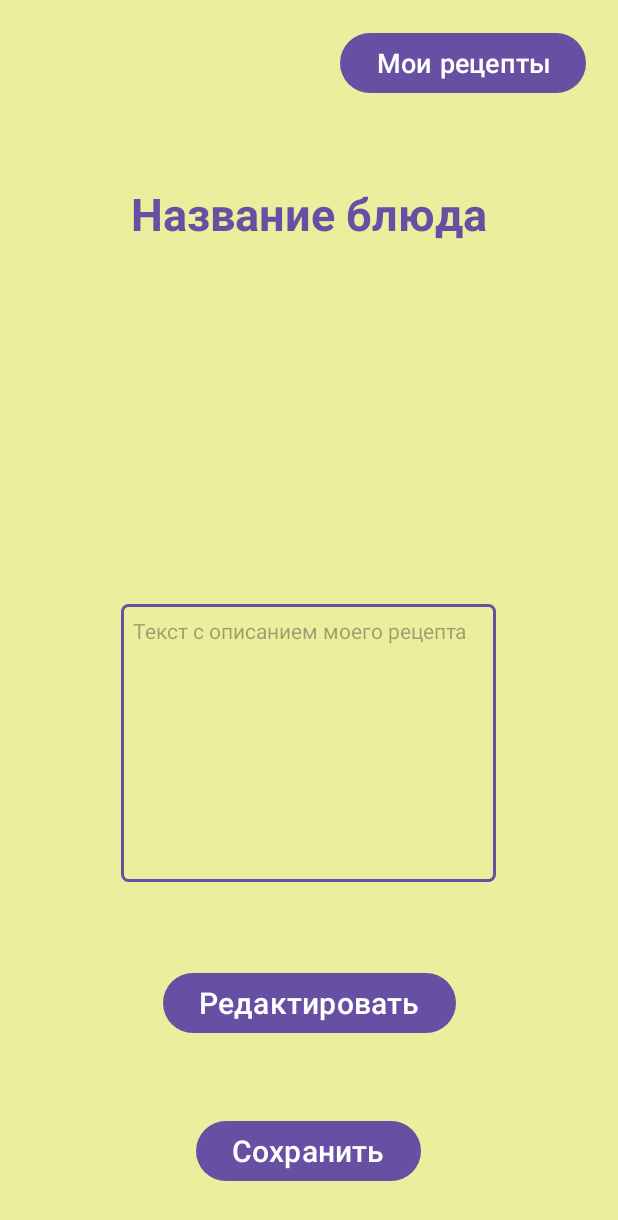
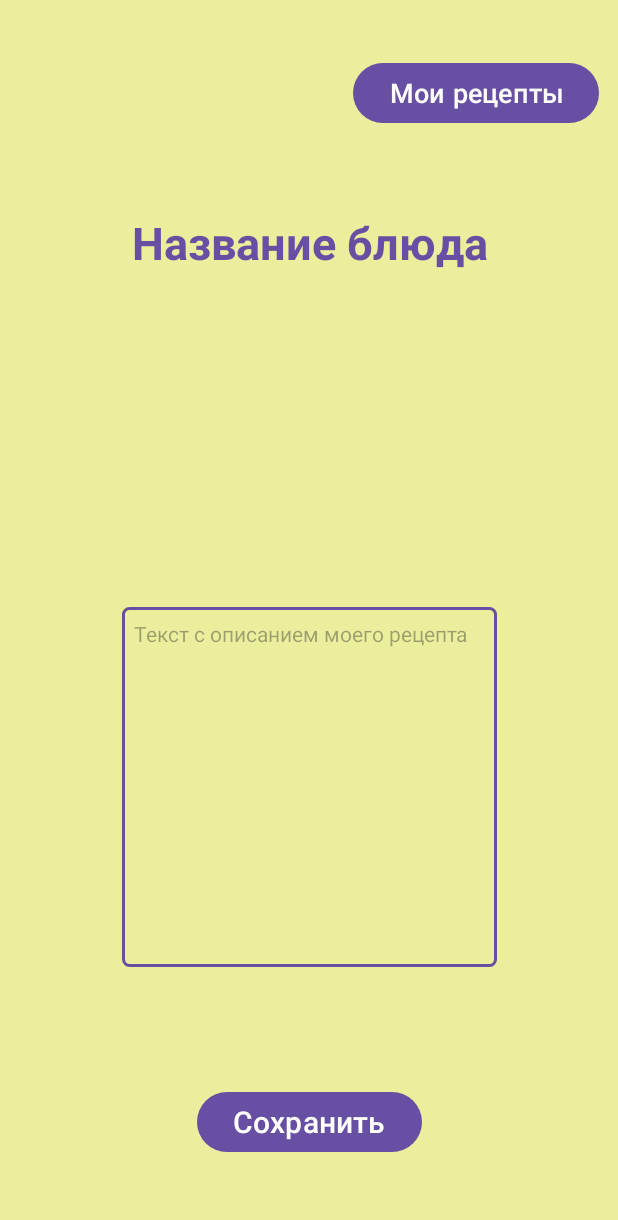
Before and after one commit to Diminasss/recipe, an Android app: the ViewRecipesActivity screen opened directly, with no data from a screen before it, on a phone screen of 412 x 824 dp. Shown: the top 1220 px of the screen. Run offline under Robolectric (Android 15) with nearby library versions, the phone set to English and light mode, and no system bars.

Commit message:
Отображение рецепта сделано с полосочками

```diff
--- a/app/src/main/res/layout/activity_view_recipes.xml
+++ b/app/src/main/res/layout/activity_view_recipes.xml
@@ -8,6 +8,20 @@
     android:orientation="vertical"
     android:background="#92DEE853"
     tools:context=".ViewRecipesActivity">
+
+    <androidx.constraintlayout.widget.Guideline
+        android:id="@+id/guidelinetHigh"
+        android:layout_width="wrap_content"
+        android:layout_height="wrap_content"
+        android:orientation="horizontal"
+        app:layout_constraintGuide_percent="0.15" />
+
+    <androidx.constraintlayout.widget.Guideline
+        android:id="@+id/guidelineDown"
+        android:layout_width="wrap_content"
+        android:layout_height="wrap_content"
+        android:orientation="horizontal"
+        app:layout_constraintGuide_percent="0.85" />
 
 
     <TextView
@@ -22,10 +36,10 @@
         android:textStyle="bold"
         app:layout_constraintBottom_toBottomOf="parent"
         app:layout_constraintEnd_toEndOf="parent"
+        app:layout_constraintHorizontal_bias="0.503"
         app:layout_constraintStart_toStartOf="parent"
-        app:layout_constraintTop_toTopOf="parent"
-        app:layout_constraintVertical_bias="0.156" />
-
+        app:layout_constraintTop_toTopOf="@+id/guidelinetHigh"
+        app:layout_constraintVertical_bias="0.027" />
 
     <ImageView
         android:id="@+id/imagerec"
@@ -34,28 +48,30 @@
         android:layout_gravity="center"
         app:layout_constraintBottom_toBottomOf="parent"
         app:layout_constraintEnd_toEndOf="parent"
-        app:layout_constraintHorizontal_bias="0.496"
+        app:layout_constraintHorizontal_bias="0.5"
         app:layout_constraintStart_toStartOf="parent"
-        app:layout_constraintTop_toTopOf="parent"
-        app:layout_constraintVertical_bias="0.308"
+        app:layout_constraintTop_toTopOf="@+id/guidelinetHigh"
+        app:layout_constraintVertical_bias="0.148"
         tools:srcCompat="@tools:sample/avatars" />
 
     <EditText
         android:id="@+id/description"
         android:layout_width="250dp"
-        android:layout_height="185dp"
+        android:layout_height="240dp"
         android:layout_marginTop="24dp"
         android:background="@drawable/edittext_border"
         android:ems="10"
         android:gravity="left|top"
         android:hint="Текст с описанием моего рецепта"
+        android:inputType="date"
         android:padding="8dp"
         android:textSize="14dp"
-        android:inputType="date"
+        app:layout_constraintBottom_toTopOf="@+id/guidelineDown"
         app:layout_constraintEnd_toEndOf="parent"
-        app:layout_constraintHorizontal_bias="0.496"
+        app:layout_constraintHorizontal_bias="0.5"
         app:layout_constraintStart_toStartOf="parent"
-        app:layout_constraintTop_toBottomOf="@+id/imagerec" />
+        app:layout_constraintTop_toBottomOf="@+id/imagerec"
+        app:layout_constraintVertical_bias="0.0" />
 
     <Button
         android:id="@+id/myrecipes"
@@ -63,42 +79,27 @@
         android:layout_height="wrap_content"
         android:text="Мои рецепты"
         android:textSize="18dp"
-        app:layout_constraintBottom_toBottomOf="parent"
+        app:layout_constraintBottom_toTopOf="@+id/guidelinetHigh"
         app:layout_constraintEnd_toEndOf="parent"
-        app:layout_constraintHorizontal_bias="0.913"
+        app:layout_constraintHorizontal_bias="0.95"
         app:layout_constraintStart_toStartOf="parent"
         app:layout_constraintTop_toTopOf="parent"
-        app:layout_constraintVertical_bias="0.023" />
-
-    <Button
-        android:id="@+id/redRecipe"
-        android:layout_width="wrap_content"
-        android:layout_height="wrap_content"
-        android:layout_marginBottom="32dp"
-        android:text="Редактировать"
-        android:textAlignment="center"
-        android:textSize="20sp"
-        app:layout_constraintBottom_toBottomOf="parent"
-        app:layout_constraintEnd_toEndOf="parent"
-        app:layout_constraintStart_toStartOf="parent"
-        app:layout_constraintTop_toBottomOf="@+id/description"
-        app:layout_constraintVertical_bias="0.362" />
+        app:layout_constraintVertical_bias="0.5" />
 
     <Button
         android:id="@+id/nextRecipeList"
         android:layout_width="wrap_content"
         android:layout_height="wrap_content"
-        android:layout_marginBottom="32dp"
+        android:layout_marginBottom="52dp"
         android:text="Сохранить"
         android:textAlignment="center"
         android:textSize="20sp"
         app:layout_constraintBottom_toBottomOf="parent"
         app:layout_constraintEnd_toEndOf="parent"
-        app:layout_constraintHorizontal_bias="0.498"
+        app:layout_constraintHorizontal_bias="0.5"
         app:layout_constraintStart_toStartOf="parent"
-        app:layout_constraintTop_toBottomOf="@+id/redRecipe"
-        app:layout_constraintVertical_bias="0.989" />
-
+        app:layout_constraintTop_toBottomOf="@+id/description"
+        app:layout_constraintVertical_bias="1.0" />
 
 
 </androidx.constraintlayout.widget.ConstraintLayout>
```
